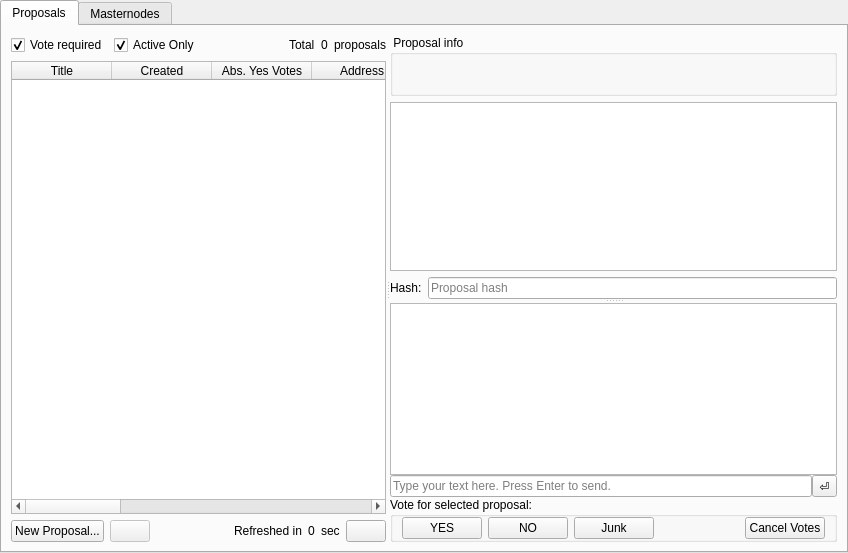
Old version of the form src/qt/forms/masternodelist.ui in the repository GetAywa/AywaCore.
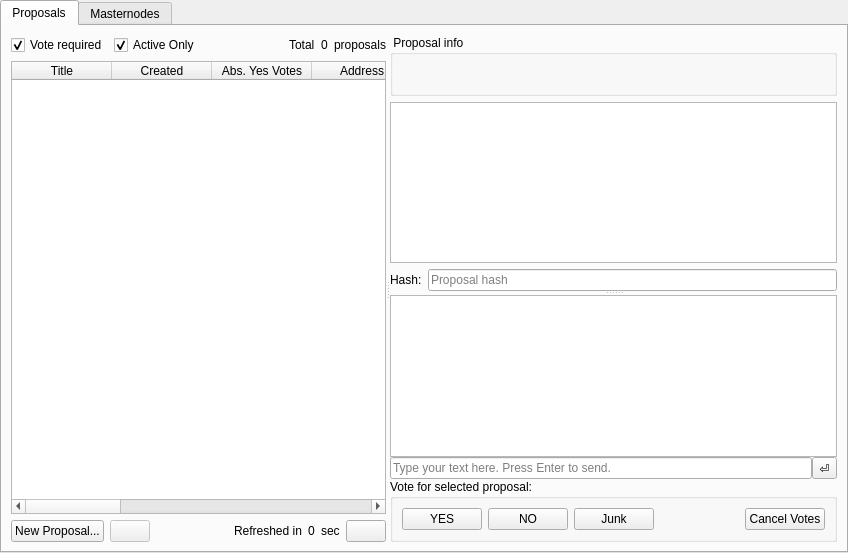
New version of the form. Icons and pictures are not drawn.

```diff
--- a/src/qt/forms/masternodelist.ui
+++ b/src/qt/forms/masternodelist.ui
@@ -451,6 +451,9 @@
                  </property>
                  <item row="3" column="0">
                   <layout class="QHBoxLayout" name="horizontalLayout_9">
+                   <property name="spacing">
+                    <number>6</number>
+                   </property>
                    <property name="topMargin">
                     <number>0</number>
                    </property>
@@ -460,12 +463,6 @@
                       <string>Vote for selected proposal:</string>
                      </property>
                      <layout class="QHBoxLayout" name="horizontalLayout_5">
-                      <property name="topMargin">
-                       <number>0</number>
-                      </property>
-                      <property name="bottomMargin">
-                       <number>0</number>
-                      </property>
                       <item>
                        <widget class="QPushButton" name="bnVoteYes">
                         <property name="toolTip">
```
Left out of the diff: 12 changed lines with no effect on the pictures.
